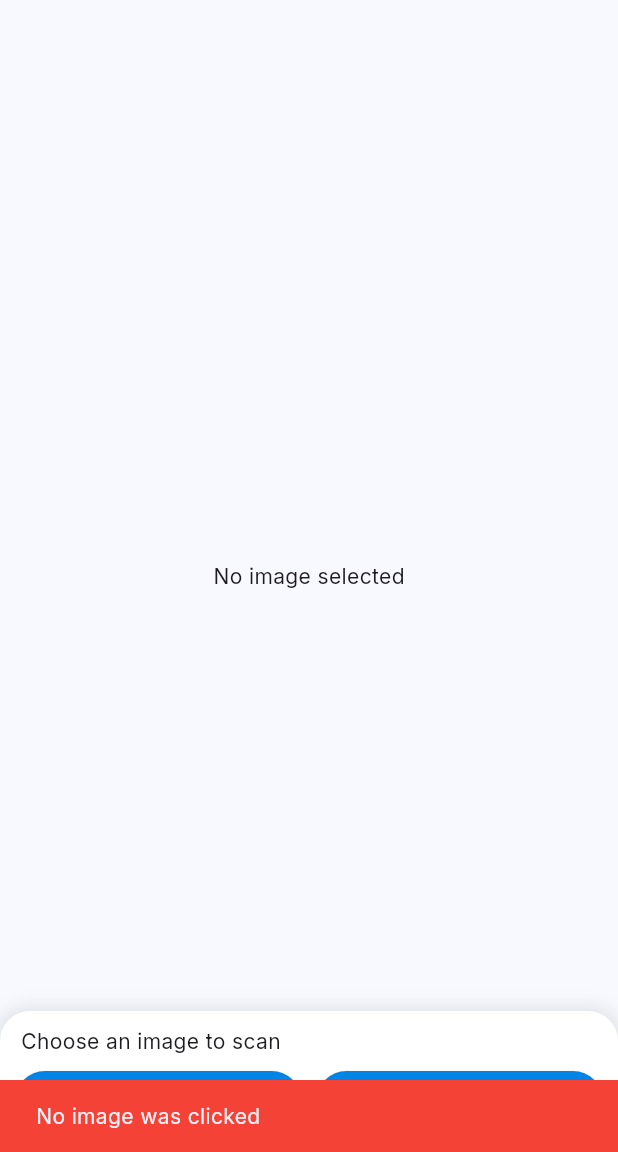
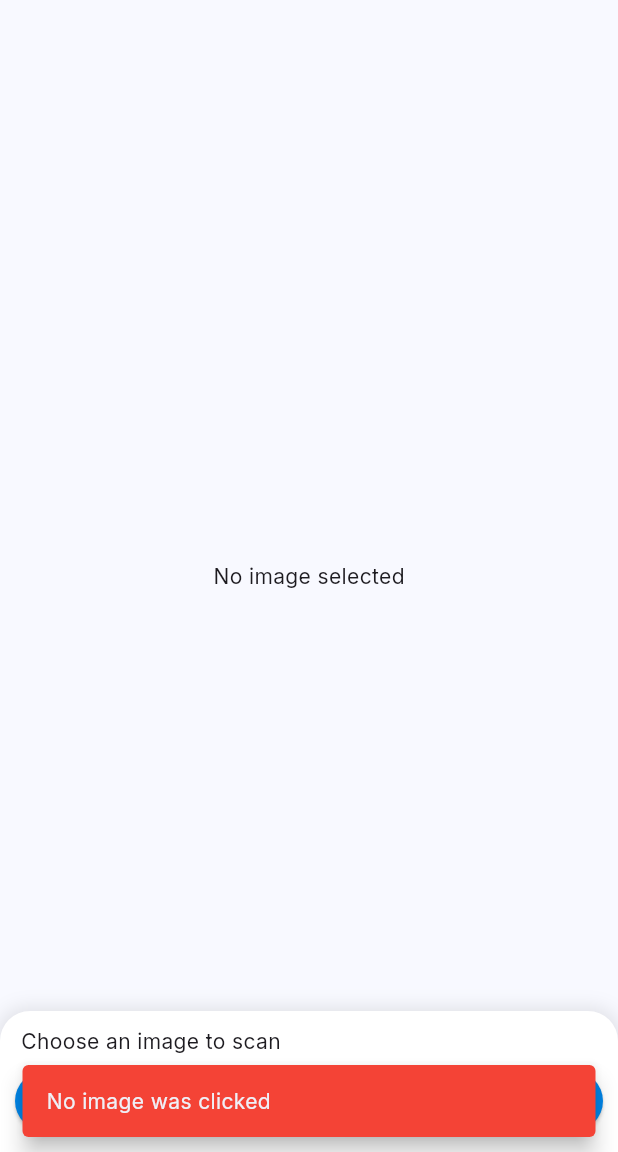
Before and after one commit to sagnik-sanyal/air_scanner, a Flutter app: the screen it shows after launch, after a tap on "Camera", on a phone screen of 412 x 824 dp, the part 84-1236 px from its top. Run offline on Flutter 3.47's test engine with Material 3 defaults, Android fonts, the phone set to English and light mode, and no system bars; our stand-ins replace dio, equatable, flutter_riverpod, google_fonts, image_picker, lottie and 1 more.

```diff
--- a/lib/main.dart
+++ b/lib/main.dart
@@ -1,7 +1,7 @@
-import 'package:air_scanner/providers/theme_provider.dart';
 import 'package:flutter/material.dart';
 import 'package:flutter_riverpod/flutter_riverpod.dart';
 
+import 'providers/theme_provider.dart';
 import 'screens/home_screen.dart';
 
 void main() => runApp(const ProviderScope(child: MainApp()));
@@ -11,7 +11,7 @@ class MainApp extends ConsumerWidget {
 
   @override
   Widget build(BuildContext context, WidgetRef ref) {
-    final theme = ref.watch(themeProvider);
+    final ThemeData theme = ref.watch(themeProvider);
     return MaterialApp(
       theme: theme,
       debugShowCheckedModeBanner: false,
--- a/lib/providers/notifiers/image_notifier.dart
+++ b/lib/providers/notifiers/image_notifier.dart
@@ -9,16 +9,15 @@ import '../../utils/image_utils.dart';
 part 'image_state.dart';
 
 /// Notifier for the image state.
-final imageNotiiferProvider =
-    AutoDisposeNotifierProvider<ImageNotifier, ImageState>(
-  ImageNotifier.new,
-  name: 'imageNotiiferProvider',
-);
+final AutoDisposeNotifierProvider<ImageNotifier, ImageState>
+    imageNotiiferProvider =
+    AutoDisposeNotifierProvider<ImageNotifier, ImageState>(ImageNotifier.new,
+        name: 'imageNotiiferProvider');
 
 /// Provider for the image state.
 final class ImageNotifier extends AutoDisposeNotifier<ImageState> {
   late Dio _dio;
-  static const String apiKey = 'API_KEY';
+  static const String apiKey = 'API_KEY_HERE';
   static const String baseUrl = 'https://api.remove.bg/v1.0/removebg';
 
   @override
@@ -41,10 +40,10 @@ final class ImageNotifier extends AutoDisposeNotifier<ImageState> {
   Future<void> uploadImage(XFile image) async {
     final ImageState prevState = state;
     state = const ImageProcessingState(message: 'Validating image');
-    final Response post = await _dio.post(
+    final Response<List<int>> post = await _dio.post(
       baseUrl,
       options: Options(
-        headers: {'X-API-Key': apiKey},
+        headers: <String, String>{'X-API-Key': apiKey},
         responseType: ResponseType.bytes,
         contentType: 'multipart/form-data',
       ),
@@ -62,7 +61,8 @@ final class ImageNotifier extends AutoDisposeNotifier<ImageState> {
       // final String ext = extension(image.path);
       // final XFile? after = await ImageUtils.instance
       //     .createTempFile(post.data!, '$name-transparent', ext);
-      state = ImageSelectedState(before: image, after: post.data!);
+      final Uint8List uint8List = Uint8List.fromList(post.data!);
+      state = ImageSelectedState(before: image, after: uint8List);
     } else {
       state = prevState;
     }
--- a/lib/providers/notifiers/image_state.dart
+++ b/lib/providers/notifiers/image_state.dart
@@ -13,12 +13,12 @@ sealed class ImageState extends Equatable {
   }) =>
       switch (this) {
         ImageInitialState() => initial(),
-        ImageSelectedState(:final before, :final after) =>
+        ImageSelectedState(:final XFile before, :final Uint8List? after) =>
           selected(before, after),
         ImageProcessingState(
-          :final uploadProgress,
-          :final downloadProgress,
-          :final message
+          :final double uploadProgress,
+          :final double downloadProgress,
+          :final String message
         ) =>
           processing(uploadProgress, downloadProgress, message),
       };
@@ -31,12 +31,12 @@ sealed class ImageState extends Equatable {
   }) =>
       switch (this) {
         ImageInitialState() => initial?.call() ?? orElse(),
-        ImageSelectedState(:final before, :final after) =>
+        ImageSelectedState(:final XFile before, :final Uint8List? after) =>
           selected?.call(before, after) ?? orElse(),
         ImageProcessingState(
-          :final uploadProgress,
-          :final downloadProgress,
-          :final message
+          :final double uploadProgress,
+          :final double downloadProgress,
+          :final String message
         ) =>
           processing?.call(uploadProgress, downloadProgress, message) ??
               orElse(),
@@ -47,7 +47,7 @@ final class ImageInitialState extends ImageState {
   const ImageInitialState();
 
   @override
-  List<Object?> get props => [];
+  List<Object?> get props => <Object?>[];
 }
 
 final class ImageSelectedState extends ImageState {
@@ -83,5 +83,9 @@ final class ImageProcessingState extends ImageState {
   double get progress => (uploadProgress + downloadProgress) / 2;
 
   @override
-  List<Object?> get props => [uploadProgress, downloadProgress, message];
+  List<Object?> get props => <Object?>[
+        uploadProgress,
+        downloadProgress,
+        message,
+      ];
 }
--- a/lib/providers/theme_provider.dart
+++ b/lib/providers/theme_provider.dart
@@ -4,18 +4,22 @@ import 'package:flutter_riverpod/flutter_riverpod.dart';
 import 'package:google_fonts/google_fonts.dart';
 
 /// Google fonts provider.
-final googleFontsProvider = FutureProvider<List<void>>(
-  (ref) => GoogleFonts.pendingFonts([GoogleFonts.interTextTheme()]),
+final FutureProvider<List<void>> googleFontsProvider =
+    FutureProvider<List<void>>(
+  (FutureProviderRef<List<void>> ref) =>
+      GoogleFonts.pendingFonts(<void>[GoogleFonts.interTextTheme()]),
 );
 
 /// Provider for the app's theme data.
 final Provider<ThemeData> themeProvider = Provider<ThemeData>(
-  (ProviderRef ref) {
-    const primaryColor = Color(0xFF15202E);
+  (ProviderRef<ThemeData> ref) {
+    const Color primaryColor = Color(0xFF15202E);
     return ThemeData(
       colorScheme: ColorScheme.fromSeed(seedColor: primaryColor),
       visualDensity: VisualDensity.adaptivePlatformDensity,
       textTheme: GoogleFonts.interTextTheme(),
+      snackBarTheme:
+          const SnackBarThemeData(behavior: SnackBarBehavior.floating),
       elevatedButtonTheme: ElevatedButtonThemeData(
         style: ElevatedButton.styleFrom(
           backgroundColor: const Color(0xFF0084E6),
--- a/lib/screens/home_screen.dart
+++ b/lib/screens/home_screen.dart
@@ -1,5 +1,3 @@
-import 'package:air_scanner/providers/theme_provider.dart';
-import 'package:air_scanner/utils/context_utils.dart';
 import 'package:flutter/foundation.dart';
 import 'package:flutter/material.dart';
 import 'package:flutter_riverpod/flutter_riverpod.dart';
@@ -7,6 +5,8 @@ import 'package:image_picker/image_picker.dart';
 import 'package:path/path.dart';
 
 import '../providers/notifiers/image_notifier.dart';
+import '../providers/theme_provider.dart';
+import '../utils/context_utils.dart';
 import '../utils/image_utils.dart';
 import 'image_viewer.dart';
 
@@ -33,7 +33,7 @@ class HomeScreen extends ConsumerWidget {
               icon: const Icon(Icons.restore_rounded, color: Colors.white),
               onPressed: ref.read(imageNotiiferProvider.notifier).clearImage,
             ),
-            builder: (context, ref, child) {
+            builder: (BuildContext context, WidgetRef ref, Widget? child) {
               final ImageState state = ref.watch(imageNotiiferProvider);
               return state.maybeWhen(
                 selected: (_, __) => child!,
@@ -46,17 +46,17 @@ class HomeScreen extends ConsumerWidget {
       body: Center(
         child: googleFonts.when(
           loading: () => const CircularProgressIndicator(),
-          error: (error, _) => Text('Error: $error'),
+          error: (Object error, _) => Text('Error: $error'),
           data: (_) => const ImageViewer(),
         ),
       ),
       bottomSheet: Consumer(
         child: _bottomSheet(context, ref),
-        builder: (context, ref, child) {
+        builder: (BuildContext context, WidgetRef ref, Widget? child) {
           final ImageState state = ref.watch(imageNotiiferProvider);
           return state.maybeWhen(
             initial: () => child!,
-            selected: (before, after) => Container(
+            selected: (XFile before, Uint8List? after) => Container(
               padding: const EdgeInsets.all(10),
               decoration: BoxDecoration(
                 color: Colors.white,
@@ -129,7 +129,8 @@ class HomeScreen extends ConsumerWidget {
                 child: ElevatedButton.icon(
                   onPressed: () async {
                     final XFile? image = await ImageUtils.instance
-                        .pickCameraImage(onLimit: (e) => context.showError(e));
+                        .pickCameraImage(
+                            onLimit: (String e) => context.showError(e));
                     if (image != null) {
                       ref
                           .read(imageNotiiferProvider.notifier)
@@ -147,7 +148,8 @@ class HomeScreen extends ConsumerWidget {
                 child: ElevatedButton.icon(
                   onPressed: () async {
                     final XFile? image = await ImageUtils.instance
-                        .pickGalleryImage(onLimit: (e) => context.showError(e));
+                        .pickGalleryImage(
+                            onLimit: (String e) => context.showError(e));
                     if (image != null) {
                       ref
                           .read(imageNotiiferProvider.notifier)
--- a/lib/screens/processing_animation.dart
+++ b/lib/screens/processing_animation.dart
@@ -1,8 +1,9 @@
 import 'dart:math';
 
-import 'package:air_scanner/providers/notifiers/image_notifier.dart';
 import 'package:flutter/material.dart';
 import 'package:lottie/lottie.dart';
+
+import '../providers/notifiers/image_notifier.dart';
 
 class ProcessingAnimation extends StatefulWidget {
   final ImageProcessingState state;
@@ -50,7 +51,7 @@ class _ProcessingAnimationState extends State<ProcessingAnimation>
             'assets/processing_animation.json',
             controller: _controller,
           ),
-          builder: (context, child) => child!,
+          builder: (BuildContext context, Widget? child) => child!,
         ),
         Text(widget.state.message),
       ],
--- a/lib/utils/context_utils.dart
+++ b/lib/utils/context_utils.dart
@@ -4,14 +4,22 @@ extension ToastX on BuildContext {
   /// Show error toast
   void showError(String message) {
     ScaffoldMessenger.of(this).showSnackBar(
-      SnackBar(content: Text(message), backgroundColor: Colors.red),
+      SnackBar(
+        content: Text(message),
+        backgroundColor: Colors.red,
+        duration: const Duration(seconds: 2),
+      ),
     );
   }
 
   /// Show success toast
   void showSuccessToast(String message) {
     ScaffoldMessenger.of(this).showSnackBar(
-      SnackBar(content: Text(message), backgroundColor: Colors.green),
+      SnackBar(
+        content: Text(message),
+        backgroundColor: Colors.green,
+        duration: const Duration(seconds: 2),
+      ),
     );
   }
 }
```
Also changed, not shown: analysis_options.yaml (+41 -0 lines).
